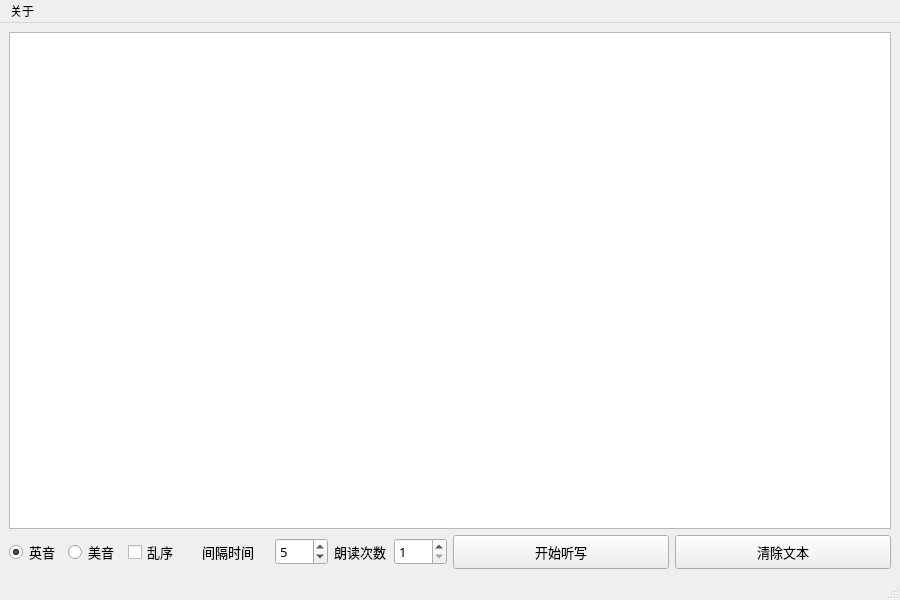
Before: the Qt Designer form src/ui/randomDictation.ui in fennland/dictation-tool, drawn with Qt 5.
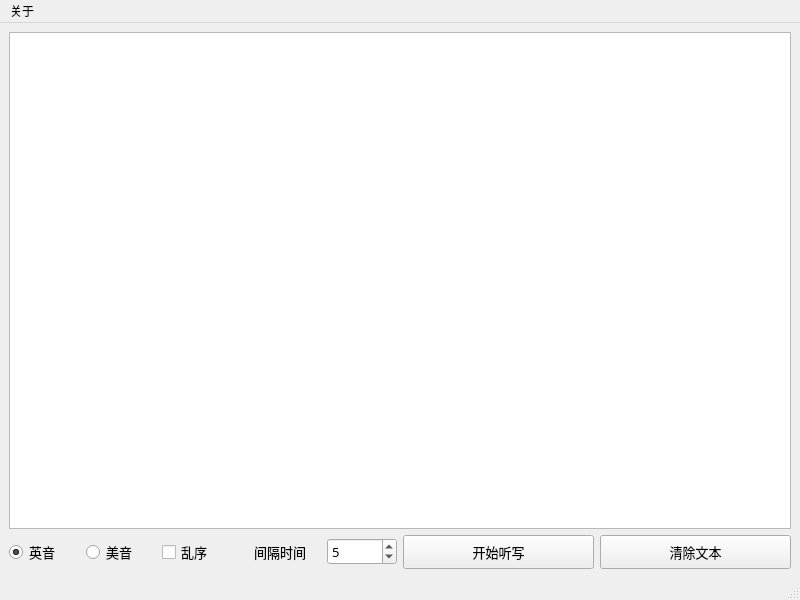
After: the same form once the commit is applied.

What changed in the file:
```diff
--- a/src/ui/randomDictation.ui
+++ b/src/ui/randomDictation.ui
@@ -6,7 +6,7 @@
    <rect>
     <x>0</x>
     <y>0</y>
-    <width>900</width>
+    <width>800</width>
     <height>600</height>
    </rect>
   </property>
@@ -18,14 +18,14 @@
   </property>
   <property name="minimumSize">
    <size>
-    <width>900</width>
+    <width>650</width>
     <height>250</height>
    </size>
   </property>
   <property name="maximumSize">
    <size>
-    <width>900</width>
-    <height>900</height>
+    <width>800</width>
+    <height>600</height>
    </size>
   </property>
   <property name="windowTitle">
@@ -151,35 +151,6 @@
           </property>
          </widget>
         </item>
-        <item>
-         <widget class="QLabel" name="label_2">
-          <property name="font">
-           <font>
-            <family>微软雅黑</family>
-            <pointsize>10</pointsize>
-           </font>
-          </property>
-          <property name="text">
-           <string>朗读次数</string>
-          </property>
-         </widget>
-        </item>
-        <item>
-         <widget class="QSpinBox" name="spinBox_2">
-          <property name="font">
-           <font>
-            <family>微软雅黑</family>
-            <pointsize>10</pointsize>
-           </font>
-          </property>
-          <property name="minimum">
-           <number>1</number>
-          </property>
-          <property name="maximum">
-           <number>3</number>
-          </property>
-         </widget>
-        </item>
        </layout>
       </item>
       <item>
@@ -236,8 +207,8 @@
     <rect>
      <x>0</x>
      <y>0</y>
-     <width>900</width>
-     <height>32</height>
+     <width>800</width>
+     <height>24</height>
     </rect>
    </property>
    <widget class="QMenu" name="menu">
```
Left out of the diff: 4 changed lines with no effect on the pictures.
